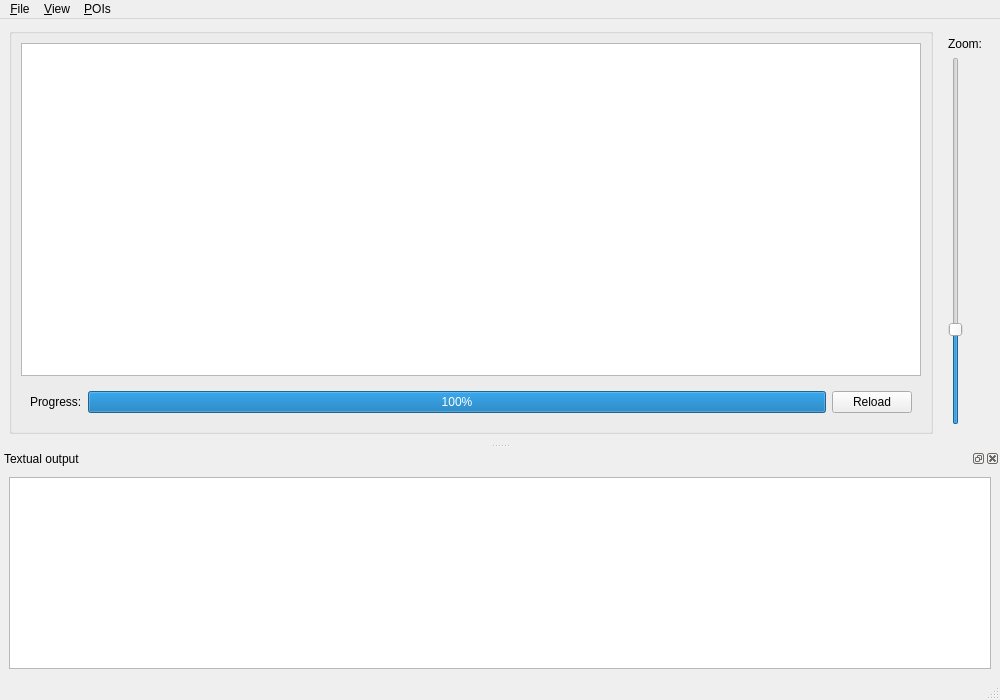
Before: the Qt Designer form src/ui/gui.ui in tohojo/xkcd-viewer, drawn with Qt 5.
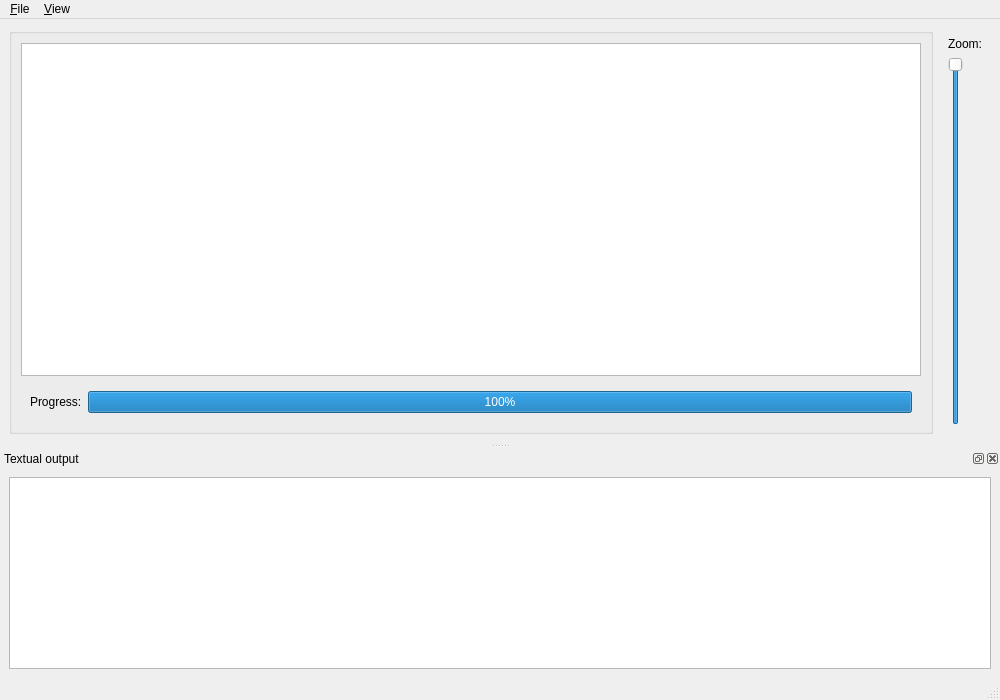
After: the same form once the commit is applied. Custom widgets are drawn as their Qt base class.

Commit message: Clear up gui, fix zoom levels.

What changed in the file:
```diff
--- a/src/ui/gui.ui
+++ b/src/ui/gui.ui
@@ -54,13 +54,6 @@
             </property>
            </widget>
           </item>
-          <item>
-           <widget class="QPushButton" name="processButton">
-            <property name="text">
-             <string>Reload</string>
-            </property>
-           </widget>
-          </item>
          </layout>
         </widget>
        </item>
@@ -83,7 +76,7 @@
           <number>1</number>
          </property>
          <property name="maximum">
-          <number>400</number>
+          <number>100</number>
          </property>
          <property name="value">
           <number>100</number>
@@ -135,19 +128,8 @@
     <addaction name="action_Textual_output"/>
     <addaction name="separator"/>
    </widget>
-   <widget class="QMenu" name="menuPOIs">
-    <property name="title">
-     <string>&amp;POIs</string>
-    </property>
-    <addaction name="action_Clear_POIs"/>
-    <addaction name="actionSavePOIs"/>
-    <addaction name="actionLoadPOIs"/>
-    <addaction name="separator"/>
-    <addaction name="action_Draw_lines"/>
-   </widget>
    <addaction name="menuFile"/>
    <addaction name="menu_View"/>
-   <addaction name="menuPOIs"/>
   </widget>
   <widget class="QStatusBar" name="statusbar"/>
   <widget class="SignalingDockWidget" name="textDock">
```
Left out of the diff: 65 changed lines with no effect on the pictures. The commit also changes 1 other file.
